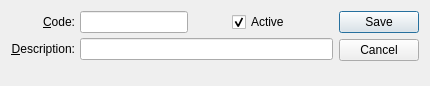
Old version of the form guiclient/saleType.ui in the repository Pegasus-RPG/xtuple-client.
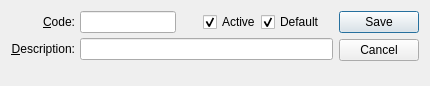
New version of the form. Custom widgets are drawn as their Qt base class.

Commit message: Issue #25612: Add Sale Type default checkbox to set up to fix Sales Order inconsistency

```diff
--- a/guiclient/saleType.ui
+++ b/guiclient/saleType.ui
@@ -100,6 +100,16 @@
              </property>
             </widget>
            </item>
+           <item>
+            <widget class="QCheckBox" name="_default">
+             <property name="text">
+              <string>Default</string>
+             </property>
+             <property name="checked">
+              <bool>true</bool>
+             </property>
+            </widget>
+           </item>
            <item>
             <spacer name="Spacer29">
              <property name="orientation">
```
The commit also changes 4 other files.
